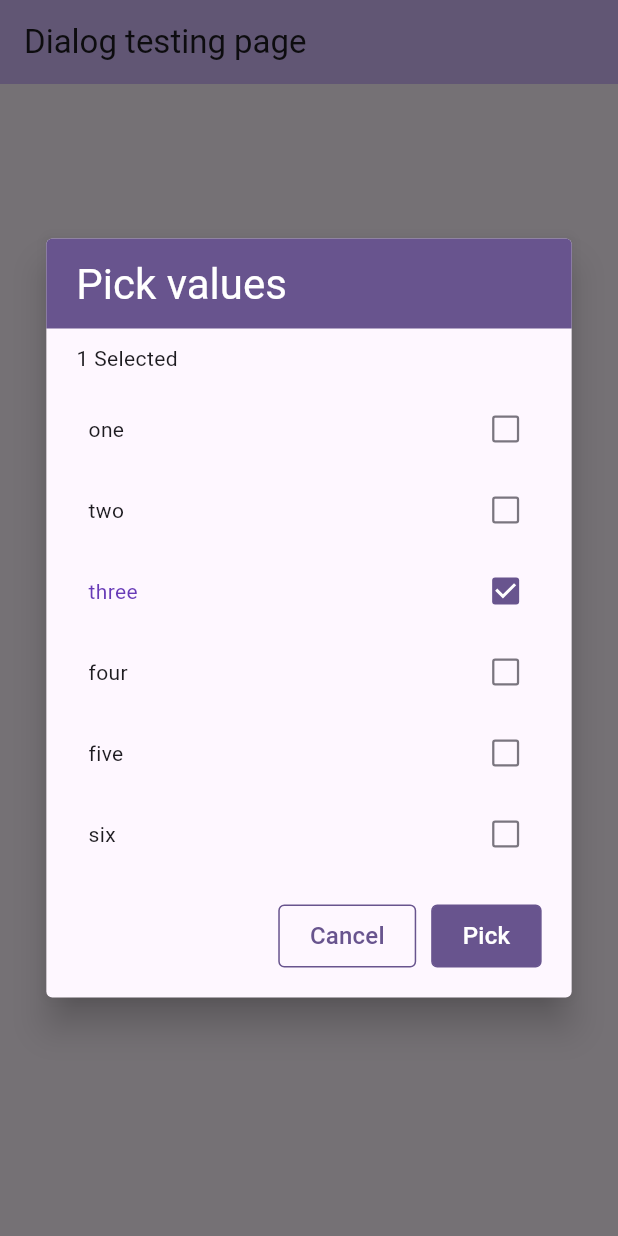
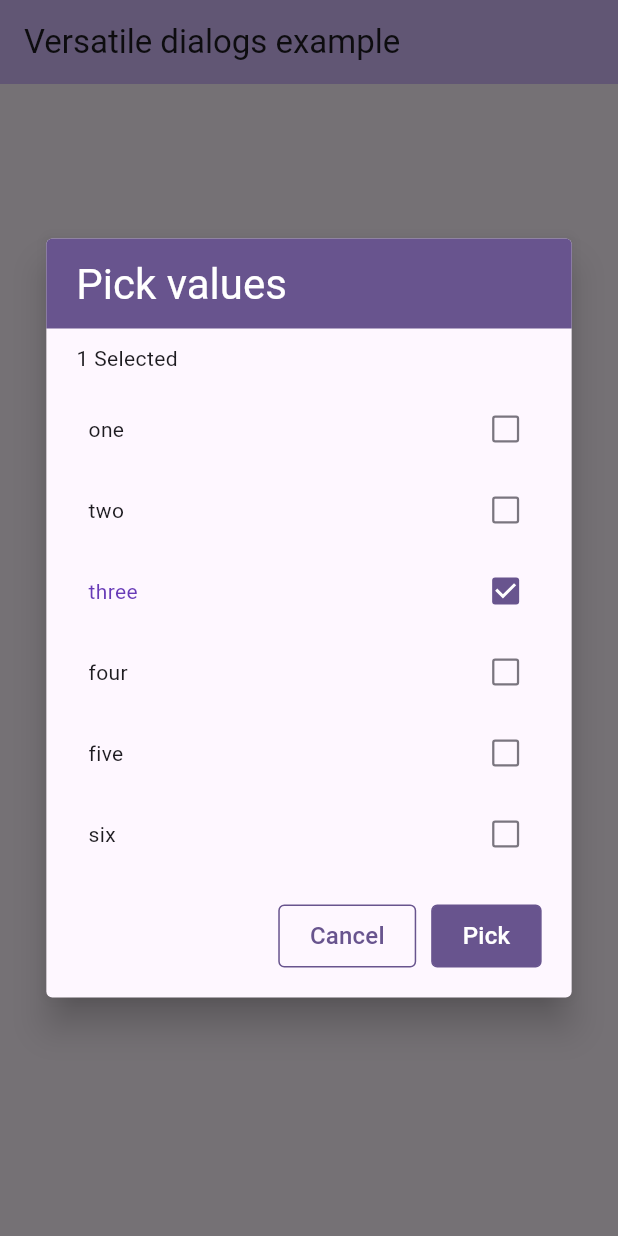
Before and after one commit to shanmugam28/versatile_dialogs, a Flutter app: the screen it shows after launch, after a tap on "Multi value picker dialog", on a phone screen of 412 x 824 dp. Run offline on Flutter 3.47's test engine with Material 2 defaults, Android fonts, the phone set to English and light mode, and no system bars.

Commit message:
code optimisation

```diff
--- a/example/lib/main.dart
+++ b/example/lib/main.dart
@@ -22,19 +22,20 @@ class MyApp extends StatelessWidget {
         colorScheme: ColorScheme.fromSeed(seedColor: Colors.deepPurple),
         useMaterial3: true,
       ),
-      home: const TestPage(),
+      home: const VersatileDialogsExample(),
     );
   }
 }
 
-class TestPage extends StatefulWidget {
-  const TestPage({super.key});
+class VersatileDialogsExample extends StatefulWidget {
+  const VersatileDialogsExample({super.key});
 
   @override
-  State<TestPage> createState() => _TestPageState();
+  State<VersatileDialogsExample> createState() =>
+      _VersatileDialogsExampleState();
 }
 
-class _TestPageState extends State<TestPage> {
+class _VersatileDialogsExampleState extends State<VersatileDialogsExample> {
   List<String> list = ['one', 'two', 'three', 'four', 'five', 'six'];
 
   Future<List<String>> getAsyncItems() async {
@@ -47,14 +48,13 @@ class _TestPageState extends State<TestPage> {
     return Scaffold(
       appBar: AppBar(
         backgroundColor: Theme.of(context).colorScheme.inversePrimary,
-        title: const Text("Dialog testing page"),
+        title: const Text("Versatile dialogs example"),
       ),
       body: Center(
         child: Column(
           mainAxisAlignment: MainAxisAlignment.center,
           children: <Widget>[
             Padding(
-              key: const Key('primaryDialogButton'),
               padding: const EdgeInsets.symmetric(vertical: 10.0),
               child: ElevatedButton(
                 onPressed: _showPrimaryDialog,
@@ -64,7 +64,6 @@ class _TestPageState extends State<TestPage> {
               ),
             ),
             Padding(
-              key: const Key('loadingDialogButton'),
               padding: const EdgeInsets.symmetric(vertical: 10.0),
               child: ElevatedButton(
                 onPressed: _showLoadingDialog,
@@ -74,7 +73,6 @@ class _TestPageState extends State<TestPage> {
               ),
             ),
             Padding(
-              key: const Key('singleValuePickerDialogButton'),
               padding: const EdgeInsets.symmetric(vertical: 10.0),
               child: ElevatedButton(
                 onPressed: _showSingleValuePickerDialog,
@@ -84,7 +82,6 @@ class _TestPageState extends State<TestPage> {
               ),
             ),
             Padding(
-              key: const Key('multiValuePickerDialogButton'),
               padding: const EdgeInsets.symmetric(vertical: 10.0),
               child: ElevatedButton(
                 onPressed: _showMultiValuePickerDialog,
@@ -94,7 +91,6 @@ class _TestPageState extends State<TestPage> {
               ),
             ),
             Padding(
-              key: const Key('lazySingleValuePickerDialogButton'),
               padding: const EdgeInsets.symmetric(vertical: 10.0),
               child: ElevatedButton(
                 onPressed: _showLazySingleValuePickerDialog,
@@ -104,7 +100,6 @@ class _TestPageState extends State<TestPage> {
               ),
             ),
             Padding(
-              key: const Key('lazyMultiValuePickerDialogButton'),
               padding: const EdgeInsets.symmetric(vertical: 10.0),
               child: ElevatedButton(
                 onPressed: _showLazyMultiValuePickerDialog,
@@ -121,7 +116,6 @@ class _TestPageState extends State<TestPage> {
 
   void _showPrimaryDialog() async {
     PrimaryDialog primaryDialog = PrimaryDialog(
-      key: const Key('primaryDialog'),
       title: 'Primary dialog',
       body: const Padding(
         padding: EdgeInsets.symmetric(vertical: 20.0, horizontal: 10.0),
@@ -183,14 +177,12 @@ class _TestPageState extends State<TestPage> {
       title: 'Pick a value',
       itemBuilder: (context, value) {
         return Padding(
-          key: Key(value),
           padding: const EdgeInsets.all(17.0),
           child: Text(value),
         );
       },
       dialogButton: DialogButton(
         context: context,
-        negativeButtonKey: const Key('negativeButton'),
         negativeButtonName: 'Cancel',
       ),
     );
@@ -221,7 +213,6 @@ class _TestPageState extends State<TestPage> {
       initialSelectedItems: ['three'],
       itemBuilder: (context, value) {
         return Padding(
-          key: Key('disabled$value'),
           padding: const EdgeInsets.all(8.0),
           child: Text(value),
         );
@@ -229,7 +220,6 @@ class _TestPageState extends State<TestPage> {
       // selectionType: MultiDialogSelectionType.itemTap,
       selectedItemBuilder: (context, value) {
         return Padding(
-          key: Key('enabled$value'),
           padding: const EdgeInsets.all(8.0),
           child: Text(
             value,
@@ -239,8 +229,6 @@ class _TestPageState extends State<TestPage> {
       },
       dialogButton: DialogButton(
         context: context,
-        positiveButtonKey: const Key('positiveButton'),
-        negativeButtonKey: const Key('negativeButton'),
         positiveButtonName: 'Pick',
         negativeButtonName: 'Cancel',
       ),
@@ -268,7 +256,6 @@ class _TestPageState extends State<TestPage> {
     LazySingleValuePickerDialog<String> dialog = LazySingleValuePickerDialog(
       asyncItems: getAsyncItems,
       itemBuilder: (context, value) => Padding(
-        key: Key(value),
         padding: const EdgeInsets.all(8.0),
         child: Text(value),
       ),
@@ -276,8 +263,6 @@ class _TestPageState extends State<TestPage> {
       title: 'Pick a value',
       dialogButton: DialogButton(
         context: context,
-        positiveButtonKey: const Key('positiveButton'),
-        negativeButtonKey: const Key('negativeButton'),
         negativeButtonName: 'Cancel',
       ),
     );
@@ -303,15 +288,12 @@ class _TestPageState extends State<TestPage> {
       asyncItems: getAsyncItems,
       initialSelectedItems: ['three'],
       itemBuilder: (context, value) => Padding(
-        key: Key(value),
         padding: const EdgeInsets.all(8.0),
         child: Text(value),
       ),
       title: 'Pick values',
       dialogButton: DialogButton(
         context: context,
-        positiveButtonKey: const Key('positiveButton'),
-        negativeButtonKey: const Key('negativeButton'),
         positiveButtonName: 'Pick',
         negativeButtonName: 'Cancel',
       ),
```
Also changed, not shown: 1 other file.
